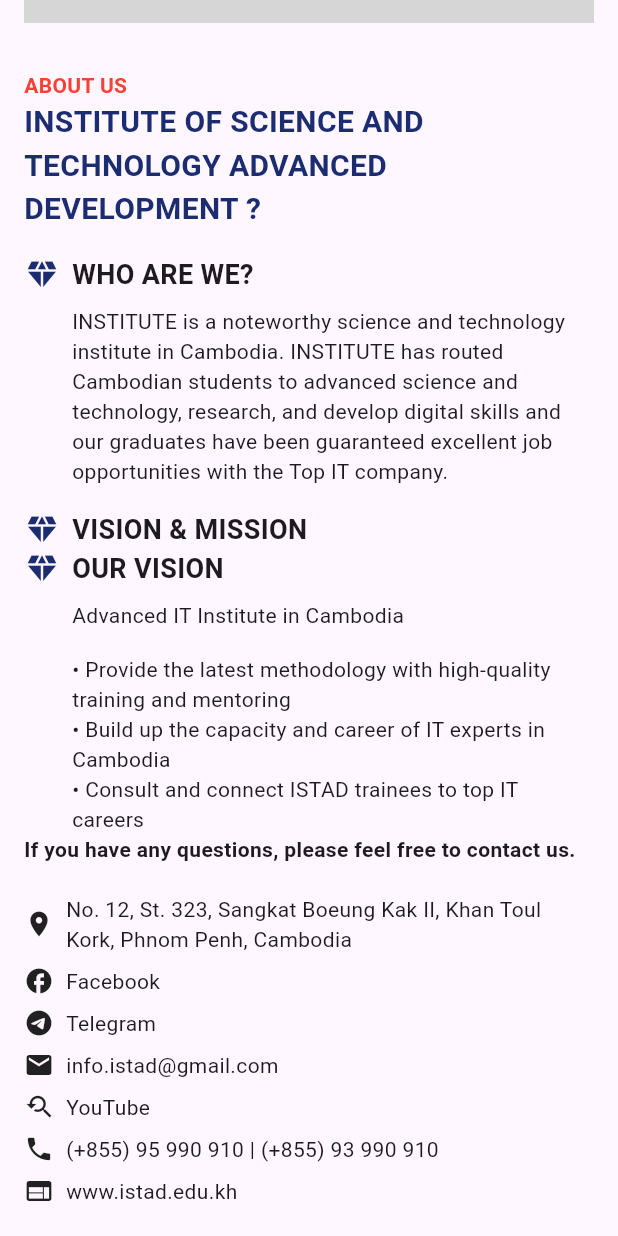
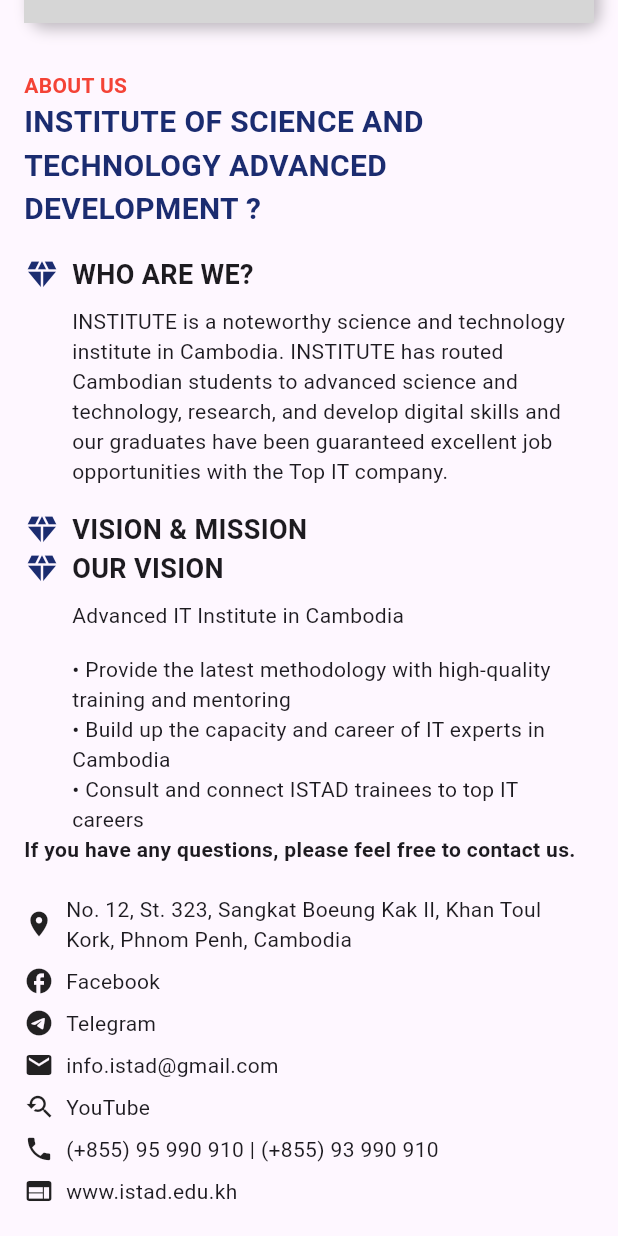
Before and after one commit to iiodinn-team/LMS_Mobile, a Flutter app: the HomeIstadScreen screen opened directly, scrolled down 573 dp, on a phone screen of 412 x 824 dp. Run offline on Flutter 3.47's test engine with Material 3 defaults, Android fonts, the phone set to English and light mode, and no system bars; grey boxes are pictures that could not be loaded.

Commit message:
change style of about istad

```diff
--- a/lib/view/screen/about/myHomeAboutIstadScreen.dart
+++ b/lib/view/screen/about/myHomeAboutIstadScreen.dart
@@ -25,7 +25,8 @@ class _HomePageState extends State<HomeIstadScreen> {
                     'Vision',
                     'Advanced IT Institute in Cambodia',
                     'Learn More',
-                    'assets/images/about_istad_img.png',
+                    'assets/images/about_is'
+                        'tad_img.png',
                   ),
                   const SizedBox(height: 16),
                   _buildFeatureCard(
@@ -85,9 +86,17 @@ class _HomePageState extends State<HomeIstadScreen> {
 
   Widget _buildFeatureCard(String title, String subtitle, String buttonText, String backgroundImage) {
     return Container(
+      width: double.infinity, // Makes the width span the full parent container
       height: 180,
       decoration: BoxDecoration(
         borderRadius: BorderRadius.circular(10),
+        boxShadow: [
+          BoxShadow(
+            color: Colors.black.withOpacity(0.25), // Shadow color
+            blurRadius: 8, // Spread of the blur
+            offset: Offset(4, 4), // Offset for shadow (x, y)
+          ),
+        ],
         image: DecorationImage(
           image: AssetImage(backgroundImage),
           fit: BoxFit.cover,
@@ -133,6 +142,7 @@ class _HomePageState extends State<HomeIstadScreen> {
       ),
     );
   }
+
 
 
   Widget _buildInfoSection(String title, String content) {
```
